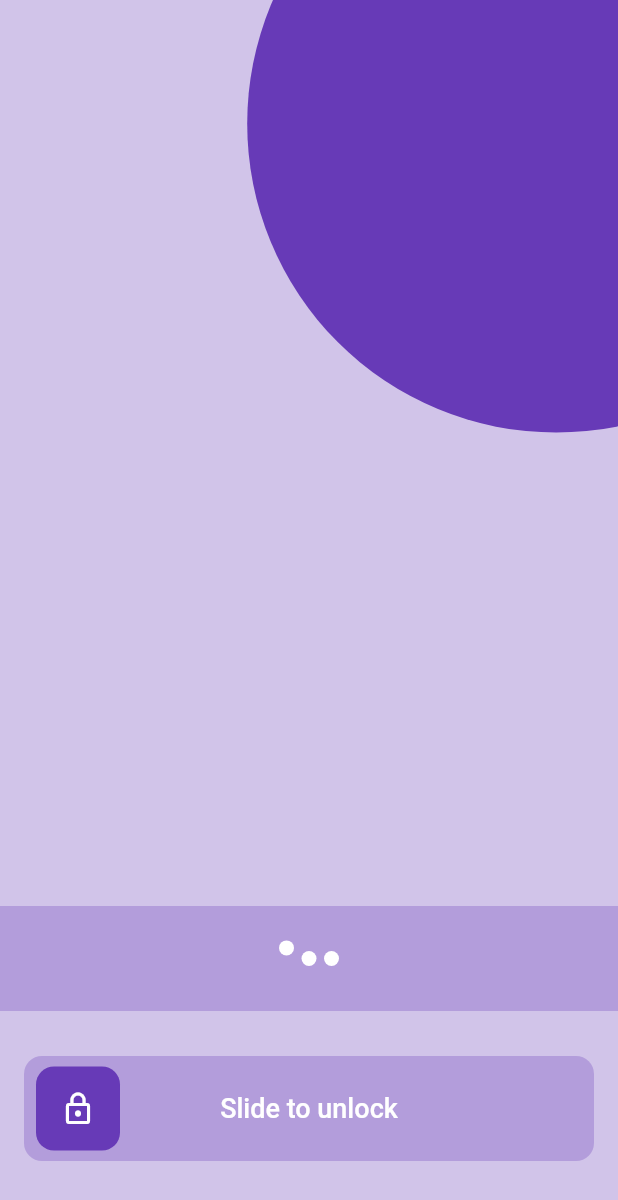
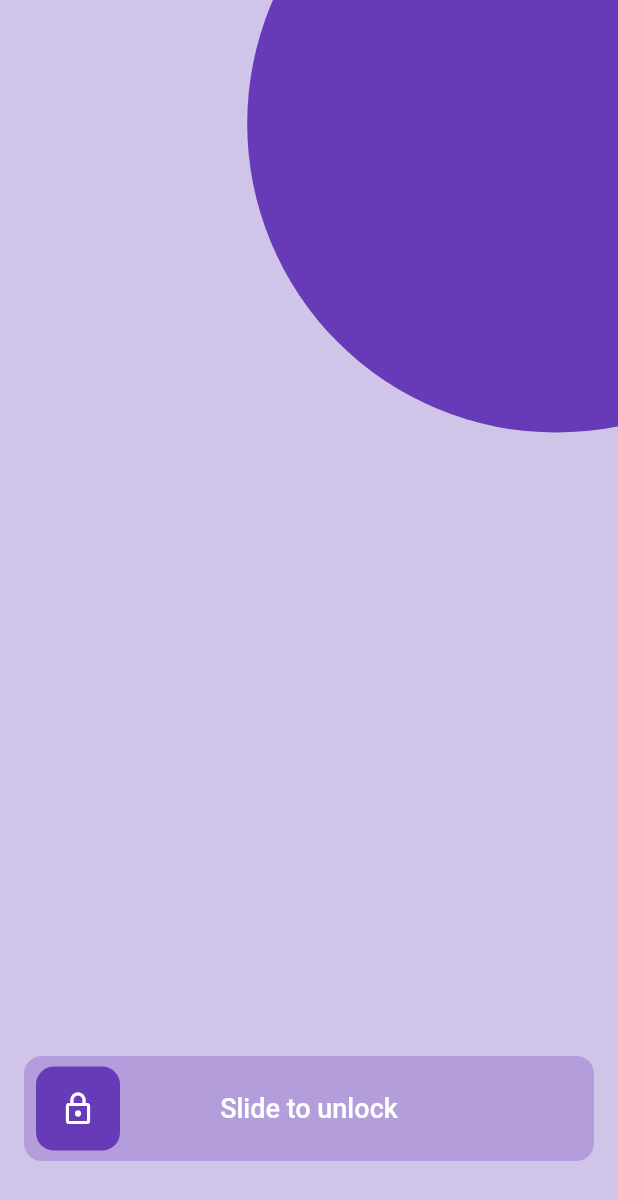
Before and after one commit to 7ANV1R/slide_to_go, a Flutter app: the screen it shows after launch, on a phone screen of 412 x 824 dp. Shown: the top 1200 px of the screen. Run offline on Flutter 3.47's test engine with Material 2 defaults, Android fonts, the phone set to English and light mode, and no system bars.

Commit message:
removed typing animation

```diff
--- a/lib/animation_page.dart
+++ /dev/null
@@ -1,220 +0,0 @@
-import 'dart:async';
-
-import 'package:flutter/material.dart';
-
-class TypingAnimation extends StatefulWidget {
-  const TypingAnimation({super.key});
-
-  @override
-  State<TypingAnimation> createState() => _TypingAnimationState();
-}
-
-class _TypingAnimationState extends State<TypingAnimation> with TickerProviderStateMixin {
-  late AnimationController animationController;
-  late AnimationController animationController2;
-  late AnimationController animationController3;
-  dynamic positionAnimation;
-  dynamic positionAnimation2;
-  dynamic positionAnimation3;
-
-  @override
-  void initState() {
-    super.initState();
-    animationController = AnimationController(
-      vsync: this,
-      duration: const Duration(
-        milliseconds: 400,
-      ),
-    );
-
-    Future.delayed(
-      const Duration(milliseconds: 0),
-      () {
-        animationController.forward();
-      },
-    );
-
-    animationController.addStatusListener((status) async {
-      if (status == AnimationStatus.completed) {
-        animationController.reverse();
-      }
-      if (status == AnimationStatus.dismissed) {
-        await Future.delayed(
-          const Duration(milliseconds: 400),
-        );
-        animationController.forward();
-      }
-    });
-
-    animationController.addListener(() {
-      setState(() {});
-    });
-
-    positionAnimation = Tween(
-      begin: 0.0,
-      end: 1.0,
-    ).animate(
-      CurvedAnimation(parent: animationController, curve: Curves.easeInOut),
-    );
-
-    //2
-    animationController2 = AnimationController(
-      vsync: this,
-      duration: const Duration(
-        milliseconds: 400,
-      ),
-    );
-
-    Future.delayed(
-      const Duration(milliseconds: 500),
-      () {
-        animationController2.forward();
-      },
-    );
-
-    animationController2.addStatusListener((status) async {
-      if (status == AnimationStatus.completed) {
-        animationController2.reverse();
-      }
-      if (status == AnimationStatus.dismissed) {
-        await Future.delayed(
-          const Duration(milliseconds: 400),
-        );
-        animationController2.forward();
-      }
-    });
-
-    animationController2.addListener(() {
-      setState(() {});
-    });
-
-    positionAnimation2 = Tween(
-      begin: 0.0,
-      end: 1.0,
-    ).animate(
-      CurvedAnimation(parent: animationController2, curve: Curves.easeInOut),
-    );
-
-    //3
-    animationController3 = AnimationController(
-      vsync: this,
-      duration: const Duration(
-        milliseconds: 400,
-      ),
-    );
-
-    Future.delayed(
-      const Duration(milliseconds: 700),
-      () {
-        animationController3.forward();
-      },
-    );
-
-    animationController3.addStatusListener((status) async {
-      if (status == AnimationStatus.completed) {
-        animationController3.reverse();
-      }
-      if (status == AnimationStatus.dismissed) {
-        await Future.delayed(
-          const Duration(milliseconds: 400),
-        );
-        animationController3.forward();
-      }
-    });
-
-    animationController3.addListener(() {
-      setState(() {});
-    });
-
-    positionAnimation3 = Tween(
-      begin: 0.0,
-      end: 1.0,
-    ).animate(
-      CurvedAnimation(parent: animationController3, curve: Curves.easeInOut),
-    );
-  }
-
-  @override
-  void dispose() {
-    super.dispose();
-    animationController.dispose();
-    animationController2.dispose();
-    animationController3.dispose();
-  }
-
-  @override
-  Widget build(BuildContext context) {
-    return Scaffold(
-      backgroundColor: Colors.deepPurple[200],
-      body: Center(
-        child: Stack(
-          alignment: Alignment.center,
-          children: [
-            Row(
-              crossAxisAlignment: CrossAxisAlignment.center,
-              mainAxisAlignment: MainAxisAlignment.center,
-              children: [
-                Transform.translate(
-                  offset: Offset(0.0, -positionAnimation.value * 10),
-                  child: Container(
-                    height: 10,
-                    width: 10,
-                    decoration: const BoxDecoration(
-                      color: Colors.white,
-                      shape: BoxShape.circle,
-                    ),
-                  ),
-                ),
-                const SizedBox(
-                  width: 5,
-                ),
-                Transform.translate(
-                  offset: Offset(0.0, -positionAnimation2.value * 10),
-                  child: Container(
-                    height: 10,
-                    width: 10,
-                    decoration: const BoxDecoration(
-                      color: Colors.white,
-                      shape: BoxShape.circle,
-                    ),
-                  ),
-                ),
-                const SizedBox(
-                  width: 5,
-                ),
-                Transform.translate(
-                  offset: Offset(0.0, -positionAnimation3.value * 10),
-                  child: Container(
-                    height: 10,
-                    width: 10,
-                    decoration: const BoxDecoration(
-                      color: Colors.white,
-                      shape: BoxShape.circle,
-                    ),
-                  ),
-                ),
-              ],
-            ),
-            // Transform.translate(
-            //   offset: Offset(0.0, yOffset2),
-            //   child: Row(
-            //     crossAxisAlignment: CrossAxisAlignment.center,
-            //     mainAxisAlignment: MainAxisAlignment.center,
-            //     children: [
-            //       Container(
-            //         height: 10,
-            //         width: 10,
-            //         decoration: const BoxDecoration(
-            //           color: Colors.white,
-            //           shape: BoxShape.circle,
-            //         ),
-            //       ),
-            //     ],
-            //   ),
-            // ),
-          ],
-        ),
-      ),
-    );
-  }
-}
--- a/lib/homepage.dart
+++ b/lib/homepage.dart
@@ -1,5 +1,4 @@
 import 'package:flutter/material.dart';
-import 'package:slide_to_go/animation_page.dart';
 import 'package:slide_to_go/slide_to_act.dart';
 
 class MyHomePage extends StatelessWidget {
@@ -25,19 +24,6 @@ class MyHomePage extends StatelessWidget {
                 color: Colors.deepPurple,
                 shape: BoxShape.circle,
               ),
-            ),
-          ),
-          Positioned(
-            bottom: 150,
-            child: AnimatedContainer(
-              duration: const Duration(seconds: 1),
-              height: 70,
-              width: size.width,
-              decoration: const BoxDecoration(
-                color: Colors.deepPurple,
-                shape: BoxShape.circle,
-              ),
-              child: const TypingAnimation(),
             ),
           ),
           Positioned(
```
